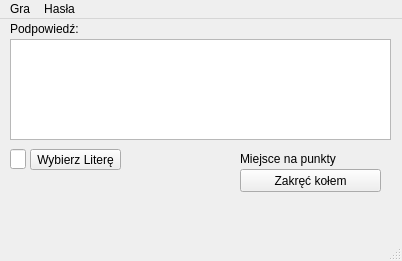
Above: oknoglowne.ui from MiszczProgramowania/KoloFortuny before the change. Below: the same form after it.
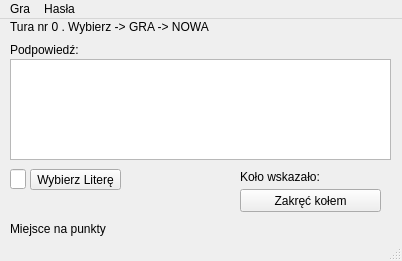
That is the form after the change.

The edit to the form file:
```diff
--- a/oknoglowne.ui
+++ b/oknoglowne.ui
@@ -36,7 +36,7 @@
     <property name="geometry">
      <rect>
       <x>10</x>
-      <y>20</y>
+      <y>40</y>
       <width>381</width>
       <height>101</height>
      </rect>
@@ -94,7 +94,7 @@
     <property name="geometry">
      <rect>
       <x>10</x>
-      <y>-1</y>
+      <y>20</y>
       <width>381</width>
       <height>21</height>
      </rect>
@@ -107,7 +107,7 @@
     <property name="geometry">
      <rect>
       <x>10</x>
-      <y>130</y>
+      <y>150</y>
       <width>16</width>
       <height>20</height>
      </rect>
@@ -120,7 +120,7 @@
     <property name="geometry">
      <rect>
       <x>30</x>
-      <y>130</y>
+      <y>150</y>
       <width>91</width>
       <height>21</height>
      </rect>
@@ -132,8 +132,8 @@
    <widget class="QLabel" name="labelPunkty">
     <property name="geometry">
      <rect>
-      <x>240</x>
-      <y>130</y>
+      <x>10</x>
+      <y>200</y>
       <width>151</width>
       <height>20</height>
      </rect>
@@ -146,7 +146,7 @@
     <property name="geometry">
      <rect>
       <x>240</x>
-      <y>150</y>
+      <y>170</y>
       <width>141</width>
       <height>23</height>
      </rect>
@@ -155,6 +155,32 @@
      <string>Zakręć kołem</string>
     </property>
    </widget>
+   <widget class="QLabel" name="labelWylosowano">
+    <property name="geometry">
+     <rect>
+      <x>240</x>
+      <y>150</y>
+      <width>141</width>
+      <height>16</height>
+     </rect>
+    </property>
+    <property name="text">
+     <string>Koło wskazało:</string>
+    </property>
+   </widget>
+   <widget class="QLabel" name="labelTura">
+    <property name="geometry">
+     <rect>
+      <x>10</x>
+      <y>0</y>
+      <width>381</width>
+      <height>16</height>
+     </rect>
+    </property>
+    <property name="text">
+     <string>Tura nr 0 . Wybierz -&gt; GRA -&gt; NOWA</string>
+    </property>
+   </widget>
   </widget>
   <widget class="QMenuBar" name="menuBar">
    <property name="geometry">
```
